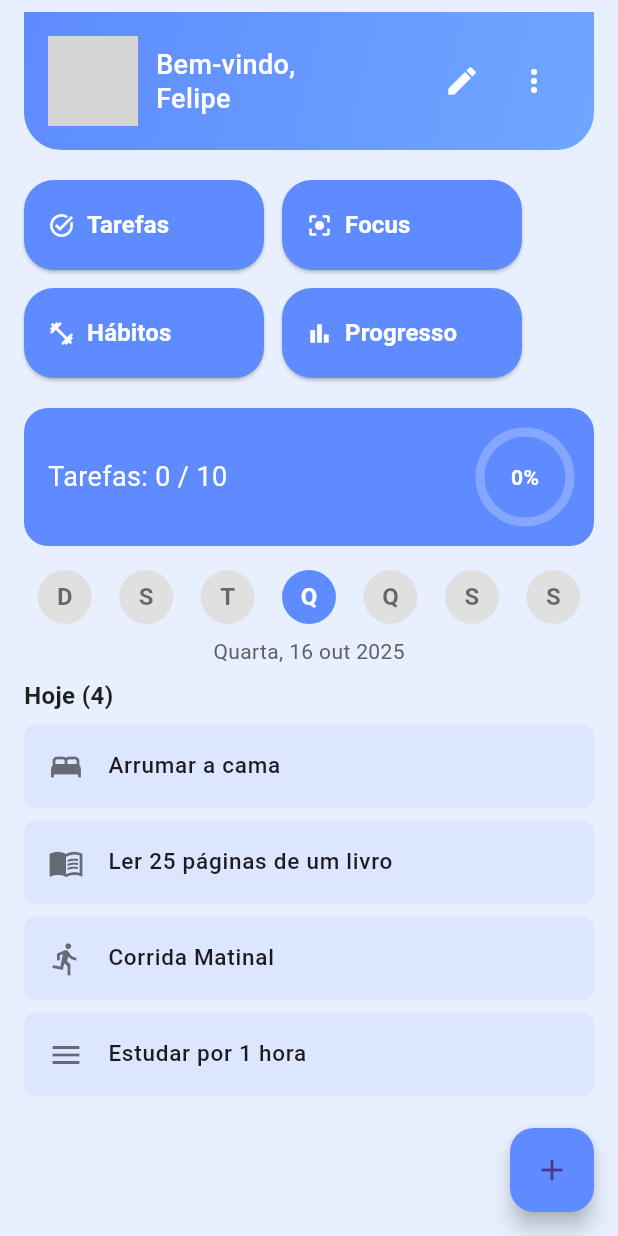
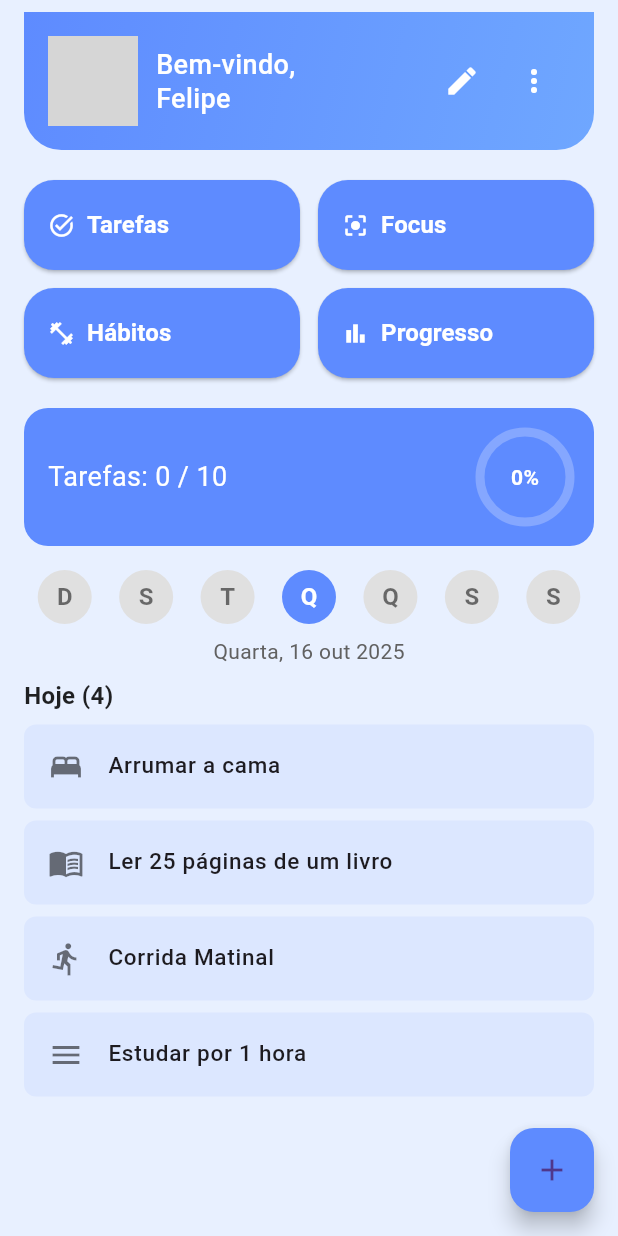
Before and after one commit to Felipinho1806/Trabalho-Mobile, a Flutter app: the HomePage screen opened directly, on a phone screen of 412 x 824 dp. Run offline on Flutter 3.47's test engine with Material 3 defaults, Android fonts, the phone set to English and light mode, and no system bars; our stand-ins replace animate_do, google_fonts, percent_indicator, smooth_page_indicator; grey boxes are pictures that could not be loaded.

Commit message:
Ajuste da width dos botões

```diff
--- a/lib/modules/onboarding/view/home/widgets/categorias.dart
+++ b/lib/modules/onboarding/view/home/widgets/categorias.dart
@@ -17,11 +17,17 @@ class CategoryButtons extends StatelessWidget {
       {'icon': Icons.bar_chart, 'label': 'Progresso'},
     ];
 
+    return LayoutBuilder(
+      builder: (context, constraints) {
+        final itemWidth = (constraints.maxWidth - 12) / 2;
+
         return Wrap(
           spacing: 12,
           runSpacing: 12,
           children: buttons.map((b) {
-        return ElevatedButton.icon(
+            return SizedBox(
+              width: itemWidth,
+              child: ElevatedButton.icon(
                 style: ElevatedButton.styleFrom(
                   backgroundColor: const Color(0xFF5E8BFF),
                   foregroundColor: Colors.white,
@@ -29,8 +35,8 @@ class CategoryButtons extends StatelessWidget {
                     borderRadius: BorderRadius.circular(20),
                   ),
                   padding: const EdgeInsets.symmetric(horizontal: 16, vertical: 10),
-            fixedSize: const Size(160, 60), // ✅ Mantém o mesmo tamanho
-            alignment: Alignment.centerLeft, // ✅ Ícone + texto à esquerda
+                  alignment: Alignment.centerLeft,
+                  minimumSize: const Size.fromHeight(60),
                 ),
                 onPressed: () {
                   if (b['label'] == 'Focus') {
@@ -61,8 +67,11 @@ class CategoryButtons extends StatelessWidget {
                   b['label'] as String,
                   style: const TextStyle(fontSize: 16, fontWeight: FontWeight.w600),
                 ),
+              ),
             );
           }).toList(),
         );
+      },
+    );
   }
 }
```
Lines whose indentation alone changed are shown as unchanged.
